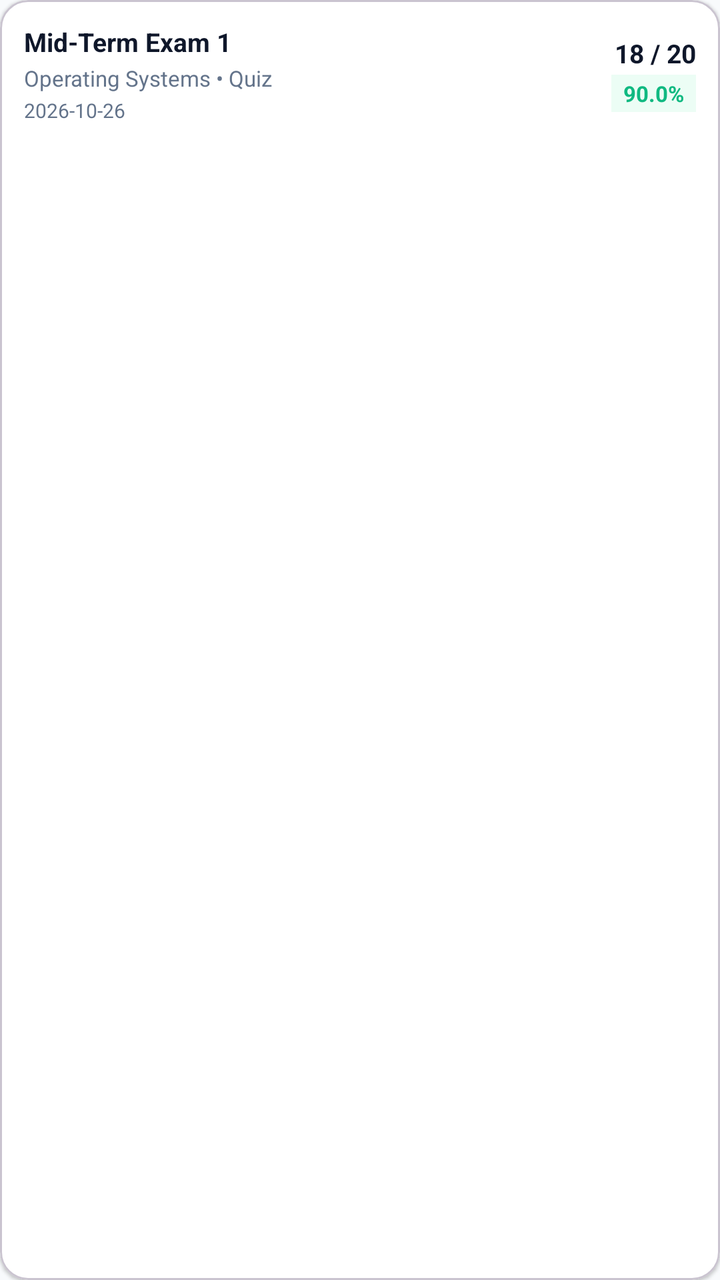
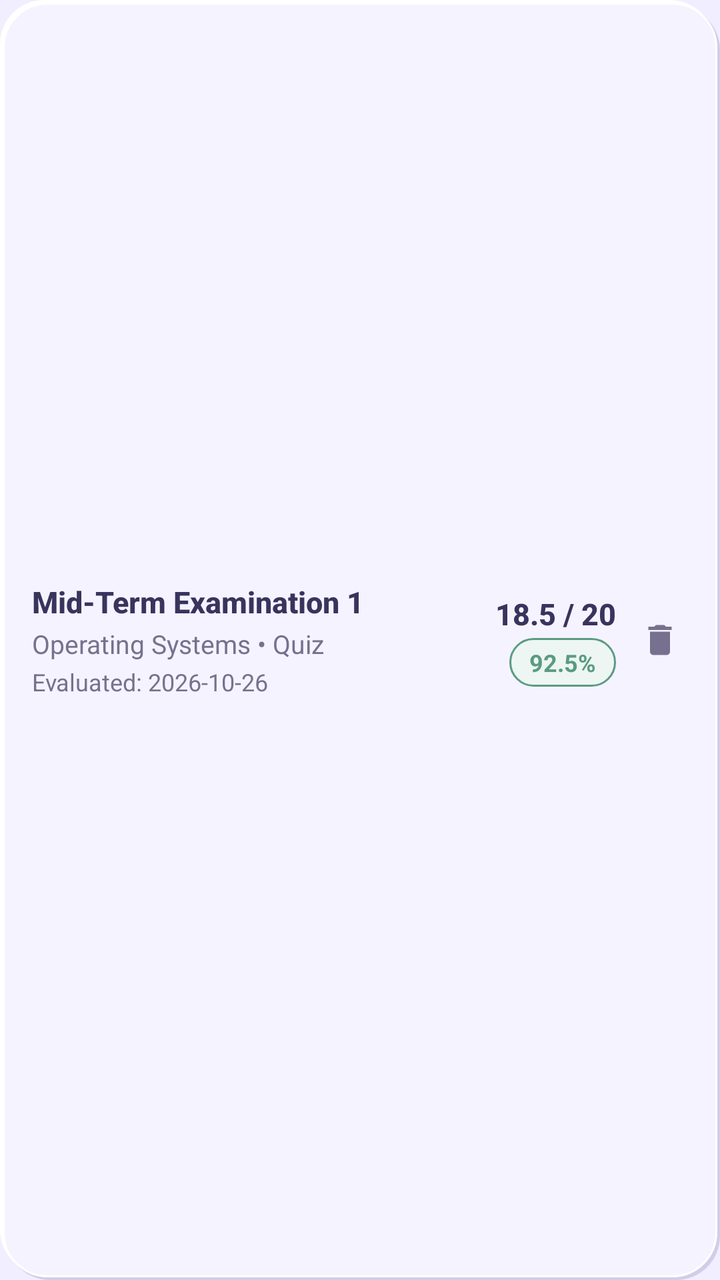

Compare the two renders of this Android layout. The source of the first and the diff that turns it into the second are given below.
<!-- AndroidManifest.xml: application theme Theme.AcademiaLife -->
<!-- res/layout/item_assessment.xml -->
<?xml version="1.0" encoding="utf-8"?>
<com.google.android.material.card.MaterialCardView xmlns:android="http://schemas.android.com/apk/res/android"
    xmlns:app="http://schemas.android.com/apk/res-auto"
    android:layout_width="match_parent"
    android:layout_height="wrap_content"
    android:layout_marginBottom="8dp"
    app:cardBackgroundColor="@color/white"
    app:cardCornerRadius="14dp"
    app:cardElevation="1dp">

    <LinearLayout
        android:layout_width="match_parent"
        android:layout_height="wrap_content"
        android:gravity="center_vertical"
        android:orientation="horizontal"
        android:padding="12dp">

        <LinearLayout
            android:layout_width="0dp"
            android:layout_height="wrap_content"
            android:layout_weight="1"
            android:orientation="vertical">

            <TextView
                android:id="@+id/tvAssessmentName"
                android:layout_width="match_parent"
                android:layout_height="wrap_content"
                android:text="Mid-Term Exam 1"
                android:textColor="@color/slate_900"
                android:textSize="13sp"
                android:textStyle="bold" />

            <TextView
                android:id="@+id/tvAssessmentSubject"
                android:layout_width="match_parent"
                android:layout_height="wrap_content"
                android:layout_marginTop="2dp"
                android:text="Operating Systems • Quiz"
                android:textColor="@color/slate_500"
                android:textSize="11sp" />

            <TextView
                android:id="@+id/tvAssessmentDate"
                android:layout_width="match_parent"
                android:layout_height="wrap_content"
                android:layout_marginTop="2dp"
                android:text="2026-10-26"
                android:textColor="@color/slate_500"
                android:textSize="10sp" />
        </LinearLayout>

        <LinearLayout
            android:layout_width="wrap_content"
            android:layout_height="wrap_content"
            android:gravity="end"
            android:orientation="vertical">

            <TextView
                android:id="@+id/tvMarksScore"
                android:layout_width="wrap_content"
                android:layout_height="wrap_content"
                android:text="18 / 20"
                android:textColor="@color/slate_900"
                android:textSize="13sp"
                android:textStyle="bold" />

            <TextView
                android:id="@+id/tvPercentageBadge"
                android:layout_width="wrap_content"
                android:layout_height="wrap_content"
                android:layout_marginTop="2dp"
                android:background="@color/status_safe_bg"
                android:paddingHorizontal="6dp"
                android:paddingVertical="2dp"
                android:text="90.0%"
                android:textColor="@color/status_safe"
                android:textSize="11sp"
                android:textStyle="bold" />
        </LinearLayout>
    </LinearLayout>
</com.google.android.material.card.MaterialCardView>
<!-- resources referenced by this layout -->
<resources>
  <color name="slate_500">#64748B</color>
  <color name="slate_900">#0F172A</color>
  <color name="status_safe">#10B981</color>
  <color name="status_safe_bg">#ECFDF5</color>
  <style name="Theme.AcademiaLife" parent="Theme.Material3.DayNight.NoActionBar">
          
          <item name="colorPrimary">@color/brand_primary</item>
          <item name="colorOnPrimary">@color/white</item>
          <item name="colorPrimaryContainer">@color/slate_100</item>
          <item name="colorOnPrimaryContainer">@color/slate_900</item>
          
          <item name="colorSecondary">@color/brand_secondary</item>
          <item name="colorOnSecondary">@color/white</item>
          
          <item name="android:statusBarColor">@color/slate_900</item>
          <item name="android:windowLightStatusBar">false</item>
          <item name="android:windowBackground">@color/slate_50</item>
      </style>
  <color name="brand_primary">#4F46E5</color>
  <color name="slate_100">#F1F5F9</color>
  <color name="brand_secondary">#06B6D4</color>
  <color name="slate_50">#F8FAFC</color>
  <!-- unchanged entries left out for length: 1 -->
</resources>

<!-- the commit's change to res/layout/item_assessment.xml (unified diff, before → after) -->
@@ -1,53 +1,54 @@
 <?xml version="1.0" encoding="utf-8"?>
-<com.google.android.material.card.MaterialCardView xmlns:android="http://schemas.android.com/apk/res/android"
+<LinearLayout xmlns:android="http://schemas.android.com/apk/res/android"
     xmlns:app="http://schemas.android.com/apk/res-auto"
     android:layout_width="match_parent"
     android:layout_height="wrap_content"
-    android:layout_marginBottom="8dp"
-    app:cardBackgroundColor="@color/white"
-    app:cardCornerRadius="14dp"
-    app:cardElevation="1dp">
+    android:layout_marginBottom="10dp"
+    android:background="@drawable/bg_neumorphic_card"
+    android:gravity="center_vertical"
+    android:orientation="horizontal"
+    android:padding="16dp">
 
     <LinearLayout
-        android:layout_width="match_parent"
+        android:layout_width="0dp"
         android:layout_height="wrap_content"
-        android:gravity="center_vertical"
-        android:orientation="horizontal"
-        android:padding="12dp">
+        android:layout_weight="1"
+        android:orientation="vertical">
 
-        <LinearLayout
-            android:layout_width="0dp"
+        <TextView
+            android:id="@+id/tvAssessmentName"
+            android:layout_width="match_parent"
             android:layout_height="wrap_content"
-            android:layout_weight="1"
-            android:orientation="vertical">
+            android:text="Mid-Term Examination 1"
+            android:textColor="@color/text_primary"
+            android:textSize="15sp"
+            android:fontFamily="sans-serif-medium"
+            android:textStyle="bold" />
 
-            <TextView
-                android:id="@+id/tvAssessmentName"
-                android:layout_width="match_parent"
-                android:layout_height="wrap_content"
-                android:text="Mid-Term Exam 1"
-                android:textColor="@color/slate_900"
-                android:textSize="13sp"
-                android:textStyle="bold" />
+        <TextView
+            android:id="@+id/tvAssessmentSubject"
+            android:layout_width="match_parent"
+            android:layout_height="wrap_content"
+            android:layout_marginTop="2dp"
+            android:text="Operating Systems • Quiz"
+            android:textColor="@color/text_secondary"
+            android:textSize="13sp" />
 
-            <TextView
-                android:id="@+id/tvAssessmentSubject"
-                android:layout_width="match_parent"
-                android:layout_height="wrap_content"
-                android:layout_marginTop="2dp"
-                android:text="Operating Systems • Quiz"
-                android:textColor="@color/slate_500"
-                android:textSize="11sp" />
+        <TextView
+            android:id="@+id/tvAssessmentDate"
+            android:layout_width="match_parent"
+            android:layout_height="wrap_content"
+            android:layout_marginTop="2dp"
+            android:text="Evaluated: 2026-10-26"
+            android:textColor="@color/text_muted"
+            android:textSize="12sp" />
+    </LinearLayout>
 
-            <TextView
-                android:id="@+id/tvAssessmentDate"
-                android:layout_width="match_parent"
-                android:layout_height="wrap_content"
-                android:layout_marginTop="2dp"
-                android:text="2026-10-26"
-                android:textColor="@color/slate_500"
-                android:textSize="10sp" />
-        </LinearLayout>
+    <LinearLayout
+        android:layout_width="wrap_content"
+        android:layout_height="wrap_content"
+        android:gravity="end|center_vertical"
+        android:orientation="horizontal">
 
         <LinearLayout
             android:layout_width="wrap_content"
@@ -59,23 +60,34 @@
                 android:id="@+id/tvMarksScore"
                 android:layout_width="wrap_content"
                 android:layout_height="wrap_content"
-                android:text="18 / 20"
-                android:textColor="@color/slate_900"
-                android:textSize="13sp"
+                android:text="18.5 / 20"
+                android:textColor="@color/text_primary"
+                android:textSize="15sp"
+                android:fontFamily="sans-serif-medium"
                 android:textStyle="bold" />
 
             <TextView
-                android:id="@+id/tvPercentageBadge"
+                android:id="@+id/tvMarksPercentage"
                 android:layout_width="wrap_content"
                 android:layout_height="wrap_content"
                 android:layout_marginTop="2dp"
-                android:background="@color/status_safe_bg"
-                android:paddingHorizontal="6dp"
-                android:paddingVertical="2dp"
-                android:text="90.0%"
+                android:background="@drawable/bg_pill_safe"
+                android:text="92.5%"
                 android:textColor="@color/status_safe"
-                android:textSize="11sp"
+                android:textSize="12sp"
                 android:textStyle="bold" />
         </LinearLayout>
+
+        <ImageView
+            android:id="@+id/btnDeleteAssessment"
+            android:layout_width="28dp"
+            android:layout_height="28dp"
+            android:layout_marginStart="8dp"
+            android:clickable="true"
+            android:focusable="true"
+            android:padding="4dp"
+            android:src="@drawable/ic_delete"
+            app:tint="@color/text_muted" />
     </LinearLayout>
-</com.google.android.material.card.MaterialCardView>
+
+</LinearLayout>
<!-- resource entries referenced after the edit -->
@@ -1,27 +1,113 @@
 <!-- resources referenced by this layout -->
 <resources>
-  <color name="slate_500">#64748B</color>
-  <color name="slate_900">#0F172A</color>
-  <color name="status_safe">#10B981</color>
-  <color name="status_safe_bg">#ECFDF5</color>
+  <color name="status_safe">#5B9B83</color>
+  <color name="text_muted">#77718F</color>
+  <color name="text_primary">#39345D</color>
+  <color name="text_secondary">#77718F</color>
+  <!-- drawable bg_neumorphic_card (drawable) -->
+  <?xml version="1.0" encoding="utf-8"?>
+  <layer-list xmlns:android="http://schemas.android.com/apk/res/android">
+      
+      <item
+          android:left="3dp"
+          android:top="3dp">
+          <shape android:shape="rectangle">
+              <corners android:radius="22dp" />
+              <solid android:color="@color/lavender_dark_shadow" />
+          </shape>
+      </item>
+  
+      
+      <item
+          android:right="3dp"
+          android:bottom="3dp">
+          <shape android:shape="rectangle">
+              <corners android:radius="22dp" />
+              <solid android:color="@color/lavender_light_shadow" />
+          </shape>
+      </item>
+  
+      
+      <item
+          android:left="1.5dp"
+          android:top="1.5dp"
+          android:right="1.5dp"
+          android:bottom="1.5dp">
+          <shape android:shape="rectangle">
+              <corners android:radius="22dp" />
+              <solid android:color="@color/lavender_card" />
+              <stroke
+                  android:width="1dp"
+                  android:color="@color/lavender_light_shadow" />
+          </shape>
+      </item>
+  </layer-list>
+  <!-- drawable bg_pill_safe (drawable) -->
+  <?xml version="1.0" encoding="utf-8"?>
+  <shape xmlns:android="http://schemas.android.com/apk/res/android"
+      android:shape="rectangle">
+      <corners android:radius="50dp" />
+      <solid android:color="@color/status_safe_bg" />
+      <stroke
+          android:width="1dp"
+          android:color="@color/status_safe" />
+      <padding
+          android:left="10dp"
+          android:top="4dp"
+          android:right="10dp"
+          android:bottom="4dp" />
+  </shape>
+  <!-- drawable ic_delete (drawable) -->
+  <vector xmlns:android="http://schemas.android.com/apk/res/android"
+      android:width="24dp"
+      android:height="24dp"
+      android:viewportWidth="24"
+      android:viewportHeight="24">
+    <path
+        android:fillColor="@color/status_critical"
+        android:pathData="M6,19c0,1.1 0.9,2 2,2h8c1.1,0 2,-0.9 2,-2V7H6v12zM19,4h-3.5l-1,-1h-5l-1,1H5v2h14V4z"/>
+  </vector>
+  <color name="status_safe_bg">#EDF6F2</color>
+  <color name="status_critical">#D86C82</color>
+  <color name="lavender_primary">#8175E5</color>
+  <color name="lavender_surface">#E8E4FA</color>
+  <color name="lavender_deep">#6257C9</color>
+  <color name="lavender_bg">#F0EEFF</color>
+  <style name="ThemeOverlay.AcademiaLife.MaterialAlertDialog" parent="ThemeOverlay.Material3.MaterialAlertDialog">
+          <item name="shapeAppearanceOverlay">@style/ShapeAppearance.AcademiaLife.Dialog</item>
+          <item name="colorSurface">@color/lavender_card</item>
+      </style>
+  <style name="ShapeAppearance.AcademiaLife.Dialog" parent="">
+          <item name="cornerSize">22dp</item>
+      </style>
   <style name="Theme.AcademiaLife" parent="Theme.Material3.DayNight.NoActionBar">
           
-          <item name="colorPrimary">@color/brand_primary</item>
+          <item name="colorPrimary">@color/lavender_primary</item>
           <item name="colorOnPrimary">@color/white</item>
-          <item name="colorPrimaryContainer">@color/slate_100</item>
-          <item name="colorOnPrimaryContainer">@color/slate_900</item>
+          <item name="colorPrimaryContainer">@color/lavender_surface</item>
+          <item name="colorOnPrimaryContainer">@color/lavender_deep</item>
           
-          <item name="colorSecondary">@color/brand_secondary</item>
+          
+          <item name="colorSecondary">@color/lavender_deep</item>
           <item name="colorOnSecondary">@color/white</item>
           
-          <item name="android:statusBarColor">@color/slate_900</item>
-          <item name="android:windowLightStatusBar">false</item>
-          <item name="android:windowBackground">@color/slate_50</item>
+          
+          <item name="android:windowBackground">@color/lavender_bg</item>
+          <item name="colorSurface">@color/lavender_card</item>
+          <item name="colorOnSurface">@color/text_primary</item>
+  
+          
+          <item name="android:statusBarColor">@color/lavender_bg</item>
+          <item name="android:windowLightStatusBar">true</item>
+          <item name="android:navigationBarColor">@color/lavender_bg</item>
+          <item name="android:windowLightNavigationBar" tools:targetApi="o_mr1">true</item>
+  
+          
+          <item name="materialAlertDialogTheme">@style/ThemeOverlay.AcademiaLife.MaterialAlertDialog</item>
       </style>
-  <color name="brand_primary">#4F46E5</color>
-  <color name="slate_100">#F1F5F9</color>
-  <color name="brand_secondary">#06B6D4</color>
-  <color name="slate_50">#F8FAFC</color>
+  <color name="lavender_dark_shadow">#D2CDE8</color>
+  <color name="lavender_light_shadow">#FFFFFF</color>
+  <color name="lavender_card">#F5F3FF</color>
   <!-- unchanged entries left out for length: 1 -->
 </resources>
 
